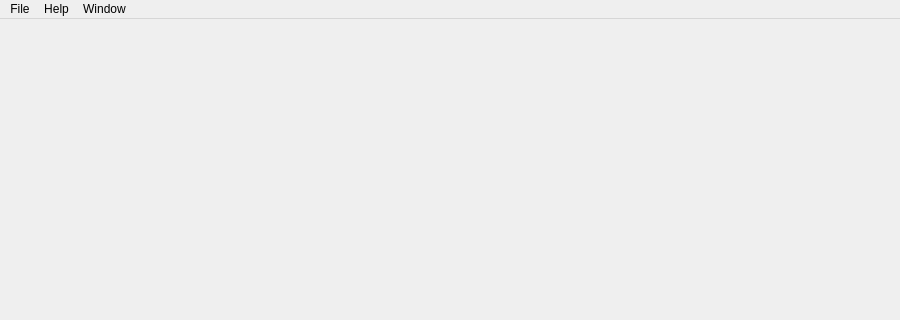
Above: GUI/MainWindow/MainWindow.ui from BrendonWatsonLab/PhoPyQtTimelinePlotter before the change; both pictures show x 0 to 900 and y 0 to 320 of the 900 by 800 pixel window. Below: the same form after it.
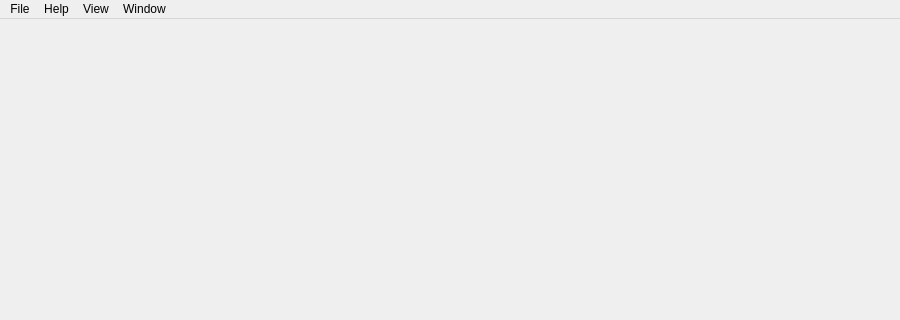
That is the form after the change.

Commit message: Added basic zoom variables

```diff
--- a/GUI/MainWindow/MainWindow.ui
+++ b/GUI/MainWindow/MainWindow.ui
@@ -60,8 +60,17 @@
     <addaction name="actionMain"/>
     <addaction name="actionVideo_Player"/>
    </widget>
+   <widget class="QMenu" name="menuView">
+    <property name="title">
+     <string>View</string>
+    </property>
+    <addaction name="actionZoom_Out"/>
+    <addaction name="actionZoom_Default"/>
+    <addaction name="actionZoom_In"/>
+   </widget>
    <addaction name="menuFile"/>
    <addaction name="menuHelp"/>
+   <addaction name="menuView"/>
    <addaction name="menuWindow"/>
   </widget>
   <widget class="QStatusBar" name="statusbar"/>
```
Left out of the diff: 21 changed lines with no effect on the pictures. The commit also changes 1 other file.
